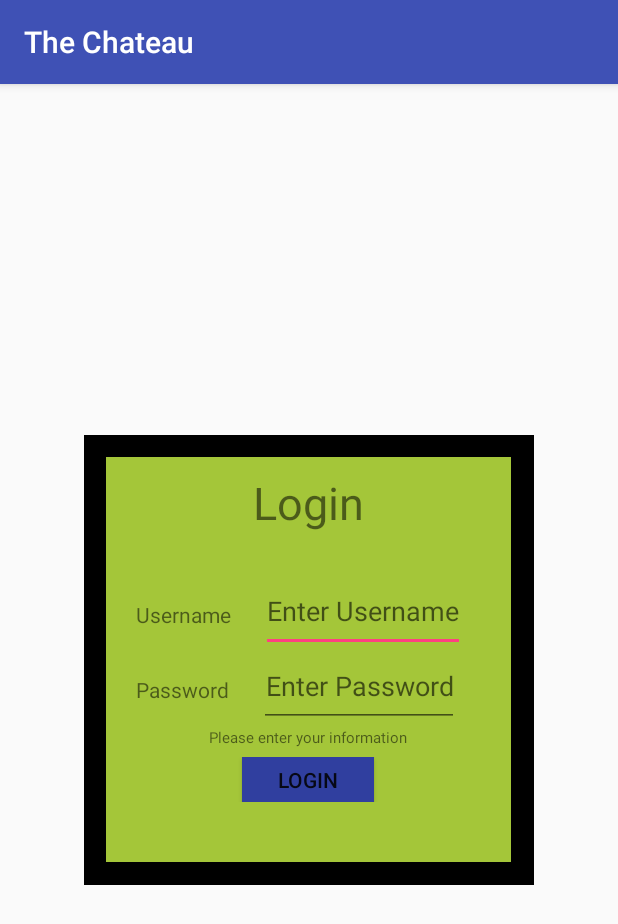
After one commit to sperrys/Chateau, an Android app: the fragment LoginFragment placed in its activity, on a phone screen of 412 x 824 dp. The commit adds this screen. Shown: the top 924 px of the screen. Run offline under Robolectric (Android 15) with nearby library versions, the phone set to English and light mode, and no system bars; libraries missing offline, so code that uses them is left out: org.json.simple; 1 statement that could not run was skipped.

Commit message:
Added Login Fragment and basic logic for it, but still have to handle case where we disconnect from the server, and we have to pass the username to main activity before ending the fragment if registration is successful

```diff
--- /dev/null
+++ b/TheChateau/app/src/main/java/com/example/thechateau/LoginFragment.java
@@ -0,0 +1,95 @@
+package com.example.thechateau;
+
+import android.content.Context;
+import android.net.Uri;
+import android.os.Bundle;
+import android.support.annotation.Nullable;
+import android.support.v4.app.Fragment;
+import android.util.Log;
+import android.view.LayoutInflater;
+import android.view.View;
+import android.view.ViewGroup;
+import android.widget.Button;
+import android.widget.EditText;
+import android.widget.TextView;
+
+
+public class LoginFragment extends Fragment {
+
+    //private MainActivity _MainActivity;
+    private View         _FragmentView;
+
+    // TODO: Rename and change types of parameters
+    private String mParam1;
+    private String mParam2;
+
+    EditText _PasswordEditText;
+    EditText _UsernameEditText;
+    Button   _LoginButton;
+    TextView _InfoMessageText;
+
+
+    public LoginFragment() {
+        //_MainActivity = (MainActivity)getActivity();
+    }
+
+    @Override
+    public void onCreate(Bundle savedInstanceState) {
+        super.onCreate(savedInstanceState);
+        /*if (getArguments() != null) {
+            mParam1 = getArguments().getString(ARG_PARAM1);
+            mParam2 = getArguments().getString(ARG_PARAM2);
+        }*/
+    }
+
+    @Override
+    public void onViewCreated(View view, @Nullable Bundle savedInstanceState) {
+        super.onViewCreated(view, savedInstanceState);
+
+        _LoginButton      = _FragmentView.findViewById(R.id.LoginButton);
+        _UsernameEditText = _FragmentView.findViewById(R.id.UsernameEditText);
+        _PasswordEditText = _FragmentView.findViewById(R.id.PasswordEditText);
+        _InfoMessageText  = _FragmentView.findViewById(R.id.InfoMessageText);
+
+        getActivity().findViewById(R.id.nonFragmentStuff).setVisibility(View.INVISIBLE);
+        //_MainActivity.findViewById(R.id.nonFragmentStuff).setVisibility(View.INVISIBLE);
+
+        _LoginButton.setOnClickListener(new View.OnClickListener() {
+            @Override
+            public void onClick(View view) {
+
+
+                String username, password;
+
+                username = _UsernameEditText.getText().toString();
+                password = _PasswordEditText.getText().toString();
+
+                if (((MainActivity)getActivity()).registerUser(username, password))
+                {
+                    _InfoMessageText.setText("Registration successful");
+                    getActivity().onBackPressed();
+                }
+                else
+                {
+                    _InfoMessageText.setText("ERROR, registration failed");
+
+                    // Clear text info
+                    _UsernameEditText.getText().clear();
+                    _PasswordEditText.getText().clear();
+                }
+            }
+        });
+
+
+    }
+
+    @Override
+    public View onCreateView(LayoutInflater inflater, ViewGroup container,
+                             Bundle savedInstanceState) {
+        // Inflate the layout for this fragment
+
+        _FragmentView = inflater.inflate(R.layout.fragment_login, container, false);
+        return _FragmentView;
+    }
+
+}
--- a/TheChateau/app/src/main/java/com/example/thechateau/MainActivity.java
+++ b/TheChateau/app/src/main/java/com/example/thechateau/MainActivity.java
@@ -237,7 +237,7 @@ public class MainActivity extends AppCompatActivity
         _WSClient.connect();
     }
 
-    // Register current client in chat server
+    /*// Register current client in chat server
     private void registerCurrentUser()
     {
 
@@ -257,6 +257,31 @@ public class MainActivity extends AppCompatActivity
 
         Log.i("MainActivity", "Sending registration message(): " + message);
         _WSClient.send(message);
+    }*/
+
+    // Register current client in chat server
+    public boolean registerUser(String username, String password)
+    {
+
+        JSONObject json = new JSONObject();
+
+        try {
+            json.put("type",     _RegisterRequest);
+            json.put("username", username);
+            json.put("password", password);
+
+
+        } catch (JSONException e) {
+            e.printStackTrace();
+        }
+
+        String message = json.toString();
+
+
+        Log.i("MainActivity", "Sending registration message(): " + message);
+        _WSClient.send(message);
+
+        return true;
     }
 
     // Request a contact list until it gets populated, then returns populated contact list
@@ -293,7 +318,18 @@ public class MainActivity extends AppCompatActivity
 
     private void startGetUsernameFragment()
     {
+        _FragmentManager = this.getSupportFragmentManager();
 
+        Log.i("openLoginWindow", "starting Login fragment");
+
+        FragmentTransaction fragmentTransaction = _FragmentManager.beginTransaction();
+
+        LoginFragment loginFragment = new LoginFragment();
+        fragmentTransaction.add(R.id.fragment_container, loginFragment);
+
+        fragmentTransaction.addToBackStack("Adding Login Window");
+
+        fragmentTransaction.commit();
 
     }
 
@@ -526,7 +562,7 @@ public class MainActivity extends AppCompatActivity
         Log.i("OnConnectedToServer", "In function");
 
         // Register current user with the server if necessary
-        if(!_RegisteredUser) registerCurrentUser();
+        if(!_RegisteredUser) startGetUsernameFragment();
 
         // Set the text in the connected layout to "connected!"
         runOnUiThread(_SetConnectedText);
--- /dev/null
+++ b/TheChateau/app/src/main/res/layout/fragment_login.xml
@@ -0,0 +1,151 @@
+<RelativeLayout xmlns:android="http://schemas.android.com/apk/res/android"
+    xmlns:tools="http://schemas.android.com/tools"
+    xmlns:app="http://schemas.android.com/apk/res-auto"
+    android:layout_width="match_parent"
+    android:layout_height="match_parent"
+
+    tools:context="com.example.thechateau.LoginFragment">
+
+
+    <RelativeLayout
+
+        android:layout_height="300dp"
+        android:layout_width="300dp"
+        android:background="#000000"
+        android:layout_centerHorizontal="true"
+        android:layout_centerVertical="true">
+    </RelativeLayout>
+
+    <android.support.constraint.ConstraintLayout
+        android:layout_height="270dp"
+        android:layout_width="270dp"
+        android:background="#a4c639"
+        android:layout_centerHorizontal="true"
+        android:layout_centerVertical="true">
+
+        <TextView
+            android:paddingTop="10dp"
+            android:layout_width="match_parent"
+            android:layout_height="wrap_content"
+            android:textSize="30dp"
+            android:text="Login"
+            android:gravity="center_horizontal"/>
+
+        <!--Spacer Between Login Title and Input Fields -->
+        <View
+            android:id="@+id/spacer"
+            android:layout_width="match_parent"
+            android:layout_height="80dp">
+        </View>
+
+        <LinearLayout
+            android:id="@+id/UsernameLayout"
+            android:layout_width="match_parent"
+            android:layout_height="50dp"
+            app:layout_constraintTop_toBottomOf="@+id/spacer"
+            android:gravity="center_vertical">
+
+            <TextView
+                android:layout_width="wrap_content"
+                android:layout_height="wrap_content"
+                android:text="Username"
+                android:paddingLeft="20dp"
+                />
+
+            <!-- Spacer in between Username text and EditText -->
+            <View
+                android:layout_width="20dp"
+                android:layout_height="20dp">
+
+            </View>
+
+            <EditText
+                android:id="@+id/UsernameEditText"
+                android:gravity="center_horizontal"
+                android:layout_width="wrap_content"
+                android:layout_height="match_parent"
+                android:textColor="#ff000000"
+                android:hint="Enter Username"
+
+                />
+        </LinearLayout>
+
+
+        <LinearLayout
+            android:id="@+id/PasswordLayout"
+            android:layout_width="match_parent"
+            android:layout_height="50dp"
+            app:layout_constraintTop_toBottomOf="@+id/UsernameLayout"
+            android:gravity="center_vertical">
+
+            <TextView
+                android:layout_width="wrap_content"
+                android:layout_height="wrap_content"
+                android:text="Password"
+                android:paddingLeft="20dp"
+                />
+
+            <!-- Spacer in between Password text and EditText -->
+            <View
+                android:layout_width="20dp"
+                android:layout_height="20dp">
+
+            </View>
+
+            <EditText
+                android:id="@+id/PasswordEditText"
+                android:gravity="center_horizontal"
+                android:layout_width="wrap_content"
+                android:layout_height="match_parent"
+                android:hint="Enter Password"
+                android:inputType="textPassword"
+
+                />
+        </LinearLayout>
+
+        <LinearLayout
+            android:id="@+id/LoginButtonSpacer"
+            android:layout_width="match_parent"
+            android:layout_height="20dp"
+            android:gravity="center"
+            app:layout_constraintTop_toBottomOf="@+id/PasswordLayout"
+            >
+            <TextView
+                android:id="@+id/InfoMessageText"
+                android:text="Please enter your information"
+                android:textSize="10dp"
+                android:layout_height="match_parent"
+                android:layout_width="wrap_content"
+
+                >
+
+            </TextView>
+
+        </LinearLayout>
+
+
+        <LinearLayout
+            android:id="@+id/SubmitLayout"
+            android:layout_width="match_parent"
+            android:layout_height="30dp"
+            app:layout_constraintTop_toBottomOf="@+id/LoginButtonSpacer"
+            android:gravity="center">
+
+            <Button
+                android:id="@+id/LoginButton"
+                android:background="@color/colorPrimaryDark"
+                android:text="Login"
+                android:layout_width="wrap_content"
+                android:layout_height="match_parent"
+                >
+
+            </Button>
+
+        </LinearLayout>
+
+
+
+    </android.support.constraint.ConstraintLayout>
+
+
+</RelativeLayout>
```
Also changed, not shown: TheChateau/app/src/main/java/com/example/thechateau/AddChatFragment.java (+5 -5 lines).
